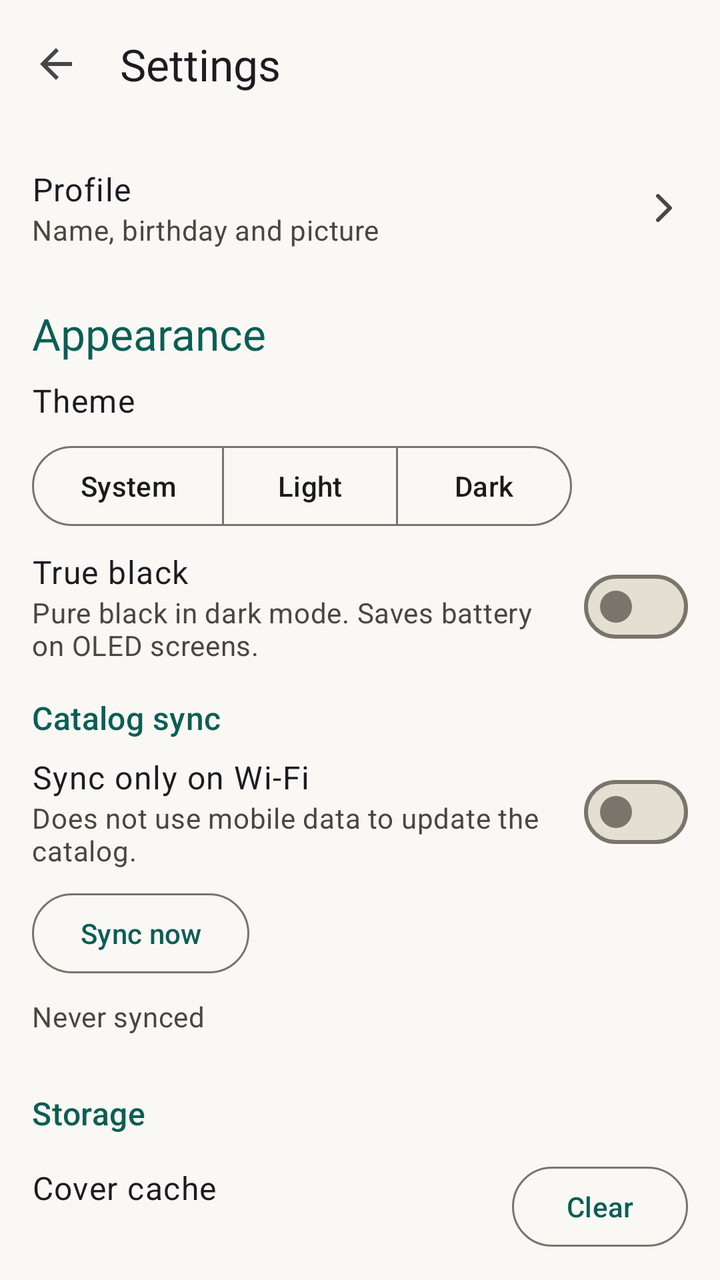
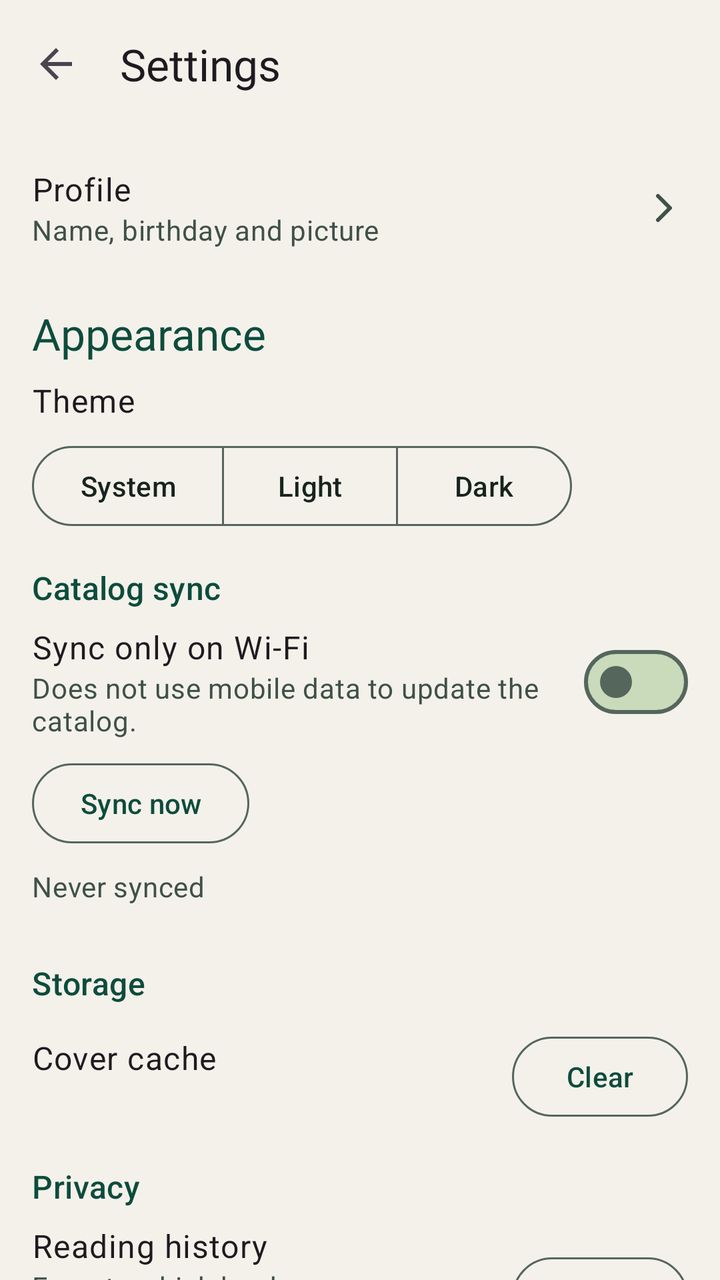

Two renders of the same Android screen: before a commit and after it. Below are the layout's source before the change and the commit's diff.
<!-- AndroidManifest.xml: application theme Theme.FreeLibrary -->
<!-- res/layout/fragment_settings.xml -->
<?xml version="1.0" encoding="utf-8"?>
<LinearLayout xmlns:android="http://schemas.android.com/apk/res/android"
    xmlns:app="http://schemas.android.com/apk/res-auto"
    android:id="@+id/settingsRoot"
    android:layout_width="match_parent"
    android:layout_height="match_parent"
    android:orientation="vertical">

    <com.google.android.material.appbar.MaterialToolbar
        android:id="@+id/settingsToolbar"
        android:layout_width="match_parent"
        android:layout_height="?attr/actionBarSize"
        app:navigationContentDescription="@string/back"
        app:navigationIcon="?attr/homeAsUpIndicator"
        app:title="@string/settings_title"
        app:titleTextAppearance="@style/TextAppearance.FreeLibrary.TitleLarge" />

    <androidx.core.widget.NestedScrollView
        android:layout_width="match_parent"
        android:layout_height="0dp"
        android:layout_weight="1"
        android:clipToPadding="false">

        <LinearLayout
            android:layout_width="match_parent"
            android:layout_height="wrap_content"
            android:orientation="vertical"
            android:paddingStart="@dimen/spacing_m"
            android:paddingEnd="@dimen/spacing_m"
            android:paddingBottom="@dimen/spacing_m">

            
            <LinearLayout
                android:id="@+id/profileRow"
                android:layout_width="match_parent"
                android:layout_height="wrap_content"
                android:layout_marginTop="@dimen/spacing_s"
                android:background="?attr/selectableItemBackground"
                android:clickable="true"
                android:focusable="true"
                android:gravity="center_vertical"
                android:minHeight="64dp"
                android:orientation="horizontal">

                <LinearLayout
                    android:layout_width="0dp"
                    android:layout_height="wrap_content"
                    android:layout_weight="1"
                    android:orientation="vertical">

                    <TextView
                        android:layout_width="match_parent"
                        android:layout_height="wrap_content"
                        android:text="@string/settings_profile"
                        android:textAppearance="?attr/textAppearanceBodyLarge" />

                    <TextView
                        android:layout_width="match_parent"
                        android:layout_height="wrap_content"
                        android:text="@string/settings_profile_summary"
                        android:textAppearance="?attr/textAppearanceBodyMedium"
                        android:textColor="?attr/colorOnSurfaceVariant" />

                </LinearLayout>

                <ImageView
                    android:layout_width="24dp"
                    android:layout_height="24dp"
                    android:layout_marginStart="@dimen/spacing_m"
                    android:importantForAccessibility="no"
                    android:src="@drawable/ic_chevron_right"
                    app:tint="?attr/colorOnSurfaceVariant" />

            </LinearLayout>

            
            <TextView
                style="@style/TextAppearance.FreeLibrary.TitleLarge"
                android:layout_width="match_parent"
                android:layout_height="wrap_content"
                android:accessibilityHeading="true"
                android:paddingTop="@dimen/spacing_m"
                android:paddingBottom="@dimen/spacing_s"
                android:text="@string/settings_appearance"
                android:textAppearance="?attr/textAppearanceTitleMedium"
                android:textColor="?attr/colorPrimary" />

            <TextView
                android:layout_width="match_parent"
                android:layout_height="wrap_content"
                android:text="@string/settings_theme"
                android:textAppearance="?attr/textAppearanceBodyLarge" />

            <com.google.android.material.button.MaterialButtonToggleGroup
                android:id="@+id/themeGroup"
                android:layout_width="wrap_content"
                android:layout_height="wrap_content"
                android:layout_marginTop="@dimen/spacing_s"
                app:selectionRequired="true"
                app:singleSelection="true">

                <com.google.android.material.button.MaterialButton
                    android:id="@+id/themeSystem"
                    style="@style/Widget.Material3.Button.OutlinedButton"
                    android:layout_width="wrap_content"
                    android:layout_height="wrap_content"
                    android:text="@string/theme_system" />

                <com.google.android.material.button.MaterialButton
                    android:id="@+id/themeLight"
                    style="@style/Widget.Material3.Button.OutlinedButton"
                    android:layout_width="wrap_content"
                    android:layout_height="wrap_content"
                    android:text="@string/theme_light" />

                <com.google.android.material.button.MaterialButton
                    android:id="@+id/themeDark"
                    style="@style/Widget.Material3.Button.OutlinedButton"
                    android:layout_width="wrap_content"
                    android:layout_height="wrap_content"
                    android:text="@string/theme_dark" />

            </com.google.android.material.button.MaterialButtonToggleGroup>

            <LinearLayout
                android:id="@+id/trueBlackRow"
                android:layout_width="match_parent"
                android:layout_height="wrap_content"
                android:layout_marginTop="@dimen/spacing_s"
                android:background="?attr/selectableItemBackground"
                android:clickable="true"
                android:focusable="false"
                android:gravity="center_vertical"
                android:importantForAccessibility="no"
                android:minHeight="56dp"
                android:orientation="horizontal">

                <LinearLayout
                    android:layout_width="0dp"
                    android:layout_height="wrap_content"
                    android:layout_weight="1"
                    android:orientation="vertical">

                    <TextView
                        android:layout_width="match_parent"
                        android:layout_height="wrap_content"
                        android:text="@string/settings_true_black"
                        android:textAppearance="?attr/textAppearanceBodyLarge" />

                    <TextView
                        android:layout_width="match_parent"
                        android:layout_height="wrap_content"
                        android:text="@string/settings_true_black_summary"
                        android:textAppearance="?attr/textAppearanceBodyMedium"
                        android:textColor="?attr/colorOnSurfaceVariant" />

                </LinearLayout>

                <com.google.android.material.materialswitch.MaterialSwitch
                    android:id="@+id/trueBlackSwitch"
                    android:layout_width="wrap_content"
                    android:layout_height="wrap_content"
                    android:layout_marginStart="@dimen/spacing_m"
                    android:contentDescription="@string/settings_true_black" />

            </LinearLayout>

            
            <TextView
                android:layout_width="match_parent"
                android:layout_height="wrap_content"
                android:accessibilityHeading="true"
                android:paddingTop="@dimen/spacing_m"
                android:paddingBottom="@dimen/spacing_s"
                android:text="@string/settings_sync"
                android:textAppearance="?attr/textAppearanceTitleMedium"
                android:textColor="?attr/colorPrimary" />

            <LinearLayout
                android:id="@+id/wifiOnlyRow"
                android:layout_width="match_parent"
                android:layout_height="wrap_content"
                android:background="?attr/selectableItemBackground"
                android:clickable="true"
                android:focusable="false"
                android:gravity="center_vertical"
                android:importantForAccessibility="no"
                android:minHeight="56dp"
                android:orientation="horizontal">

                <LinearLayout
                    android:layout_width="0dp"
                    android:layout_height="wrap_content"
                    android:layout_weight="1"
                    android:orientation="vertical">

                    <TextView
                        android:layout_width="match_parent"
                        android:layout_height="wrap_content"
                        android:text="@string/settings_wifi_only"
                        android:textAppearance="?attr/textAppearanceBodyLarge" />

                    <TextView
                        android:layout_width="match_parent"
                        android:layout_height="wrap_content"
                        android:text="@string/settings_wifi_only_summary"
                        android:textAppearance="?attr/textAppearanceBodyMedium"
                        android:textColor="?attr/colorOnSurfaceVariant" />

                </LinearLayout>

                <com.google.android.material.materialswitch.MaterialSwitch
                    android:id="@+id/wifiOnlySwitch"
                    android:layout_width="wrap_content"
                    android:layout_height="wrap_content"
                    android:layout_marginStart="@dimen/spacing_m"
                    android:contentDescription="@string/settings_wifi_only" />

            </LinearLayout>

            <com.google.android.material.button.MaterialButton
                android:id="@+id/syncNowButton"
                style="@style/Widget.Material3.Button.OutlinedButton"
                android:layout_width="wrap_content"
                android:layout_height="wrap_content"
                android:layout_marginTop="@dimen/spacing_s"
                android:text="@string/settings_sync_now" />

            <TextView
                android:id="@+id/syncStatusText"
                android:layout_width="match_parent"
                android:layout_height="wrap_content"
                android:layout_marginTop="@dimen/spacing_s"
                android:accessibilityLiveRegion="polite"
                android:text="@string/sync_never"
                android:textAppearance="?attr/textAppearanceBodyMedium"
                android:textColor="?attr/colorOnSurfaceVariant" />

            <com.google.android.material.progressindicator.LinearProgressIndicator
                android:id="@+id/syncProgress"
                android:layout_width="match_parent"
                android:layout_height="wrap_content"
                android:layout_marginTop="@dimen/spacing_s"
                android:indeterminate="true"
                android:visibility="invisible" />

            
            <TextView
                android:layout_width="match_parent"
                android:layout_height="wrap_content"
                android:accessibilityHeading="true"
                android:paddingTop="@dimen/spacing_m"
                android:paddingBottom="@dimen/spacing_s"
                android:text="@string/settings_storage"
                android:textAppearance="?attr/textAppearanceTitleMedium"
                android:textColor="?attr/colorPrimary" />

            <LinearLayout
                android:layout_width="match_parent"
                android:layout_height="wrap_content"
                android:gravity="center_vertical"
                android:minHeight="56dp"
                android:orientation="horizontal">

                <LinearLayout
                    android:layout_width="0dp"
                    android:layout_height="wrap_content"
                    android:layout_weight="1"
                    android:orientation="vertical">

                    <TextView
                        android:layout_width="match_parent"
                        android:layout_height="wrap_content"
                        android:text="@string/settings_cover_cache"
                        android:textAppearance="?attr/textAppearanceBodyLarge" />

                    <TextView
                        android:id="@+id/coverCacheSize"
                        android:layout_width="match_parent"
                        android:layout_height="wrap_content"
                        android:textAppearance="?attr/textAppearanceBodyMedium"
                        android:textColor="?attr/colorOnSurfaceVariant" />

                </LinearLayout>

                <com.google.android.material.button.MaterialButton
                    android:id="@+id/clearCacheButton"
                    style="@style/Widget.Material3.Button.OutlinedButton"
                    android:layout_width="wrap_content"
                    android:layout_height="wrap_content"
                    android:layout_marginStart="@dimen/spacing_m"
                    android:text="@string/settings_cover_cache_clear" />

            </LinearLayout>

            
            <TextView
                android:layout_width="match_parent"
                android:layout_height="wrap_content"
                android:accessibilityHeading="true"
                android:paddingTop="@dimen/spacing_m"
                android:paddingBottom="@dimen/spacing_s"
                android:text="@string/settings_privacy"
                android:textAppearance="?attr/textAppearanceTitleMedium"
                android:textColor="?attr/colorPrimary" />

            <LinearLayout
                android:layout_width="match_parent"
                android:layout_height="wrap_content"
                android:gravity="center_vertical"
                android:minHeight="56dp"
                android:orientation="horizontal">

                <LinearLayout
                    android:layout_width="0dp"
                    android:layout_height="wrap_content"
                    android:layout_weight="1"
                    android:orientation="vertical">

                    <TextView
                        android:layout_width="match_parent"
                        android:layout_height="wrap_content"
                        android:text="@string/settings_history"
                        android:textAppearance="?attr/textAppearanceBodyLarge" />

                    <TextView
                        android:layout_width="match_parent"
                        android:layout_height="wrap_content"
                        android:text="@string/settings_history_summary"
                        android:textAppearance="?attr/textAppearanceBodyMedium"
                        android:textColor="?attr/colorOnSurfaceVariant" />

                </LinearLayout>

                <com.google.android.material.button.MaterialButton
                    android:id="@+id/clearHistoryButton"
                    style="@style/Widget.Material3.Button.OutlinedButton"
                    android:layout_width="wrap_content"
                    android:layout_height="wrap_content"
                    android:layout_marginStart="@dimen/spacing_m"
                    android:text="@string/settings_history_clear" />

            </LinearLayout>

            
            <TextView
                android:layout_width="match_parent"
                android:layout_height="wrap_content"
                android:accessibilityHeading="true"
                android:paddingTop="@dimen/spacing_m"
                android:paddingBottom="@dimen/spacing_s"
                android:text="@string/settings_backup"
                android:textAppearance="?attr/textAppearanceTitleMedium"
                android:textColor="?attr/colorPrimary" />

            <TextView
                android:layout_width="match_parent"
                android:layout_height="wrap_content"
                android:text="@string/settings_backup_summary"
                android:textAppearance="?attr/textAppearanceBodyMedium"
                android:textColor="?attr/colorOnSurfaceVariant" />

            <LinearLayout
                android:layout_width="match_parent"
                android:layout_height="wrap_content"
                android:layout_marginTop="@dimen/spacing_s"
                android:orientation="horizontal">

                <com.google.android.material.button.MaterialButton
                    android:id="@+id/backupExportButton"
                    style="@style/Widget.Material3.Button.OutlinedButton"
                    android:layout_width="wrap_content"
                    android:layout_height="wrap_content"
                    android:text="@string/settings_backup_export" />

                <com.google.android.material.button.MaterialButton
                    android:id="@+id/backupImportButton"
                    style="@style/Widget.Material3.Button.OutlinedButton"
                    android:layout_width="wrap_content"
                    android:layout_height="wrap_content"
                    android:layout_marginStart="@dimen/spacing_s"
                    android:text="@string/settings_backup_import" />

            </LinearLayout>

            <com.google.android.material.progressindicator.LinearProgressIndicator
                android:id="@+id/backupProgress"
                android:layout_width="match_parent"
                android:layout_height="wrap_content"
                android:layout_marginTop="@dimen/spacing_s"
                android:indeterminate="true"
                android:visibility="invisible" />

            
            <TextView
                android:layout_width="match_parent"
                android:layout_height="wrap_content"
                android:accessibilityHeading="true"
                android:paddingTop="@dimen/spacing_m"
                android:paddingBottom="@dimen/spacing_s"
                android:text="@string/settings_about"
                android:textAppearance="?attr/textAppearanceTitleMedium"
                android:textColor="?attr/colorPrimary" />

            <TextView
                android:id="@+id/aboutVersion"
                android:layout_width="match_parent"
                android:layout_height="wrap_content"
                android:textAppearance="?attr/textAppearanceBodyLarge" />

            <TextView
                android:layout_width="match_parent"
                android:layout_height="wrap_content"
                android:layout_marginTop="@dimen/spacing_s"
                android:text="@string/about_licence"
                android:textAppearance="?attr/textAppearanceBodyMedium"
                android:textColor="?attr/colorOnSurfaceVariant" />

            <TextView
                android:layout_width="match_parent"
                android:layout_height="wrap_content"
                android:layout_marginTop="@dimen/spacing_s"
                android:text="@string/about_catalog"
                android:textAppearance="?attr/textAppearanceBodyMedium"
                android:textColor="?attr/colorOnSurfaceVariant" />

            <TextView
                android:id="@+id/aboutSource"
                android:layout_width="match_parent"
                android:layout_height="wrap_content"
                android:background="?attr/selectableItemBackground"
                android:clickable="true"
                android:focusable="true"
                android:gravity="center_vertical"
                android:minHeight="48dp"
                android:text="@string/about_source"
                android:textAppearance="?attr/textAppearanceBodyLarge"
                android:textColor="?attr/colorPrimary" />

            <TextView
                android:id="@+id/aboutNotices"
                android:layout_width="match_parent"
                android:layout_height="wrap_content"
                android:background="?attr/selectableItemBackground"
                android:clickable="true"
                android:focusable="true"
                android:gravity="center_vertical"
                android:minHeight="48dp"
                android:text="@string/about_notices"
                android:textAppearance="?attr/textAppearanceBodyLarge"
                android:textColor="?attr/colorPrimary" />

        </LinearLayout>

    </androidx.core.widget.NestedScrollView>

</LinearLayout>
<!-- resources referenced by this layout -->
<resources>
  <string name="settings_true_black">True black</string>
  <string name="settings_true_black_summary">Pure black in dark mode. Saves battery on OLED screens.</string>
  <style name="Theme.FreeLibrary" parent="Theme.Material3.DayNight.NoActionBar">
          <item name="colorPrimary">@color/md_primary</item>
          <item name="colorOnPrimary">@color/md_on_primary</item>
          <item name="colorPrimaryContainer">@color/md_primary_container</item>
          <item name="colorOnPrimaryContainer">@color/md_on_primary_container</item>
          <item name="colorPrimaryInverse">@color/md_primary_inverse</item>
  
          <item name="colorSecondary">@color/md_secondary</item>
          <item name="colorOnSecondary">@color/md_on_secondary</item>
          <item name="colorSecondaryContainer">@color/md_secondary_container</item>
          <item name="colorOnSecondaryContainer">@color/md_on_secondary_container</item>
  
          <item name="android:colorBackground">@color/md_background</item>
          <item name="colorOnBackground">@color/md_on_background</item>
          <item name="colorSurface">@color/md_surface</item>
          <item name="colorOnSurface">@color/md_on_surface</item>
          <item name="colorSurfaceVariant">@color/md_surface_variant</item>
          <item name="colorOnSurfaceVariant">@color/md_on_surface_variant</item>
          <item name="colorSurfaceInverse">@color/md_surface_inverse</item>
          <item name="colorOnSurfaceInverse">@color/md_on_surface_inverse</item>
  
          <item name="colorSurfaceContainerLowest">@color/md_surface_container_lowest</item>
          <item name="colorSurfaceContainerLow">@color/md_surface_container_low</item>
          <item name="colorSurfaceContainer">@color/md_surface_container</item>
          <item name="colorSurfaceContainerHigh">@color/md_surface_container_high</item>
          <item name="colorSurfaceContainerHighest">@color/md_surface_container_highest</item>
  
          <item name="colorError">@color/md_error</item>
          <item name="colorOnError">@color/md_on_error</item>
          <item name="colorErrorContainer">@color/md_error_container</item>
          <item name="colorOnErrorContainer">@color/md_on_error_container</item>
          <item name="colorOutline">@color/md_outline</item>
          <item name="colorOutlineVariant">@color/md_outline_variant</item>
  
          <item name="textAppearanceHeadlineLarge">@style/TextAppearance.FreeLibrary.HeadlineLarge</item>
          <item name="textAppearanceHeadlineMedium">@style/TextAppearance.FreeLibrary.HeadlineMedium</item>
          <item name="textAppearanceHeadlineSmall">@style/TextAppearance.FreeLibrary.HeadlineSmall</item>
          <item name="textAppearanceTitleLarge">@style/TextAppearance.FreeLibrary.TitleLarge</item>
      </style>
  <color name="md_primary">#0B5E55</color>
  <color name="md_on_primary">#FFFFFF</color>
  <color name="md_primary_container">#BFEDE5</color>
  <color name="md_on_primary_container">#00201C</color>
  <color name="md_primary_inverse">#7ED3C7</color>
  <color name="md_secondary">#8A5A00</color>
  <color name="md_on_secondary">#FFFFFF</color>
  <color name="md_secondary_container">#FFE2B0</color>
  <color name="md_on_secondary_container">#2B1A00</color>
  <color name="md_background">#FAF8F4</color>
  <color name="md_on_background">#1C1B18</color>
  <color name="md_surface">#FAF8F4</color>
  <color name="md_on_surface">#1C1B18</color>
  <color name="md_surface_variant">#E8E2D6</color>
  <color name="md_on_surface_variant">#4A4640</color>
  <color name="md_surface_inverse">#31302C</color>
  <color name="md_on_surface_inverse">#F3F0EA</color>
  <color name="md_surface_container_lowest">#FFFFFF</color>
  <color name="md_surface_container_low">#F5F2EB</color>
  <color name="md_surface_container">#F0ECE3</color>
  <color name="md_surface_container_high">#EAE5DA</color>
  <color name="md_surface_container_highest">#E4DFD3</color>
  <color name="md_outline">#7A746B</color>
  <color name="md_outline_variant">#CDC6B9</color>
  <!-- unchanged entries left out for length: 41 -->
</resources>

<!-- the commit's change to res/layout/fragment_settings.xml (unified diff, before → after) -->
@@ -122,49 +122,6 @@
 
             </com.google.android.material.button.MaterialButtonToggleGroup>
 
-            <LinearLayout
-                android:id="@+id/trueBlackRow"
-                android:layout_width="match_parent"
-                android:layout_height="wrap_content"
-                android:layout_marginTop="@dimen/spacing_s"
-                android:background="?attr/selectableItemBackground"
-                android:clickable="true"
-                android:focusable="false"
-                android:gravity="center_vertical"
-                android:importantForAccessibility="no"
-                android:minHeight="56dp"
-                android:orientation="horizontal">
-
-                <LinearLayout
-                    android:layout_width="0dp"
-                    android:layout_height="wrap_content"
-                    android:layout_weight="1"
-                    android:orientation="vertical">
-
-                    <TextView
-                        android:layout_width="match_parent"
-                        android:layout_height="wrap_content"
-                        android:text="@string/settings_true_black"
-                        android:textAppearance="?attr/textAppearanceBodyLarge" />
-
-                    <TextView
-                        android:layout_width="match_parent"
-                        android:layout_height="wrap_content"
-                        android:text="@string/settings_true_black_summary"
-                        android:textAppearance="?attr/textAppearanceBodyMedium"
-                        android:textColor="?attr/colorOnSurfaceVariant" />
-
-                </LinearLayout>
-
-                <com.google.android.material.materialswitch.MaterialSwitch
-                    android:id="@+id/trueBlackSwitch"
-                    android:layout_width="wrap_content"
-                    android:layout_height="wrap_content"
-                    android:layout_marginStart="@dimen/spacing_m"
-                    android:contentDescription="@string/settings_true_black" />
-
-            </LinearLayout>
-
             
             <TextView
                 android:layout_width="match_parent"
<!-- resource entries referenced after the edit -->
@@ -1,7 +1,5 @@
 <!-- resources referenced by this layout -->
 <resources>
-  <string name="settings_true_black">True black</string>
-  <string name="settings_true_black_summary">Pure black in dark mode. Saves battery on OLED screens.</string>
   <style name="Theme.FreeLibrary" parent="Theme.Material3.DayNight.NoActionBar">
           <item name="colorPrimary">@color/md_primary</item>
           <item name="colorOnPrimary">@color/md_on_primary</item>
@@ -36,35 +34,45 @@
           <item name="colorOutline">@color/md_outline</item>
           <item name="colorOutlineVariant">@color/md_outline_variant</item>
   
+          <item name="android:statusBarColor">@color/md_background</item>
+          <item name="android:navigationBarColor">@color/md_background</item>
+          <item name="android:windowLightStatusBar">@bool/light_system_bars</item>
+          <item name="android:windowLightNavigationBar" tools:targetApi="o_mr1">@bool/light_system_bars</item>
+  
+          <item name="toolbarStyle">@style/Widget.FreeLibrary.Toolbar</item>
+  
           <item name="textAppearanceHeadlineLarge">@style/TextAppearance.FreeLibrary.HeadlineLarge</item>
           <item name="textAppearanceHeadlineMedium">@style/TextAppearance.FreeLibrary.HeadlineMedium</item>
           <item name="textAppearanceHeadlineSmall">@style/TextAppearance.FreeLibrary.HeadlineSmall</item>
           <item name="textAppearanceTitleLarge">@style/TextAppearance.FreeLibrary.TitleLarge</item>
       </style>
-  <color name="md_primary">#0B5E55</color>
-  <color name="md_on_primary">#FFFFFF</color>
-  <color name="md_primary_container">#BFEDE5</color>
-  <color name="md_on_primary_container">#00201C</color>
-  <color name="md_primary_inverse">#7ED3C7</color>
-  <color name="md_secondary">#8A5A00</color>
-  <color name="md_on_secondary">#FFFFFF</color>
-  <color name="md_secondary_container">#FFE2B0</color>
-  <color name="md_on_secondary_container">#2B1A00</color>
-  <color name="md_background">#FAF8F4</color>
-  <color name="md_on_background">#1C1B18</color>
-  <color name="md_surface">#FAF8F4</color>
-  <color name="md_on_surface">#1C1B18</color>
-  <color name="md_surface_variant">#E8E2D6</color>
-  <color name="md_on_surface_variant">#4A4640</color>
-  <color name="md_surface_inverse">#31302C</color>
-  <color name="md_on_surface_inverse">#F3F0EA</color>
-  <color name="md_surface_container_lowest">#FFFFFF</color>
-  <color name="md_surface_container_low">#F5F2EB</color>
-  <color name="md_surface_container">#F0ECE3</color>
-  <color name="md_surface_container_high">#EAE5DA</color>
-  <color name="md_surface_container_highest">#E4DFD3</color>
-  <color name="md_outline">#7A746B</color>
-  <color name="md_outline_variant">#CDC6B9</color>
+  <color name="md_primary">#0D4C3C</color>
+  <color name="md_on_primary">#F4F1EB</color>
+  <color name="md_primary_container">#BFD7A6</color>
+  <color name="md_on_primary_container">#0A3A2E</color>
+  <color name="md_primary_inverse">#A9CC8A</color>
+  <color name="md_secondary">#2D5A4A</color>
+  <color name="md_on_secondary">#F4F1EB</color>
+  <color name="md_secondary_container">#7AA05A</color>
+  <color name="md_on_secondary_container">#17231E</color>
+  <color name="md_background">#F4F1EB</color>
+  <color name="md_on_background">#17231E</color>
+  <color name="md_surface">#F4F1EB</color>
+  <color name="md_on_surface">#17231E</color>
+  <color name="md_surface_variant">#D8E3CB</color>
+  <color name="md_on_surface_variant">#3F5148</color>
+  <color name="md_surface_inverse">#17231E</color>
+  <color name="md_on_surface_inverse">#F4F1EB</color>
+  <color name="md_surface_container_lowest">#F8F8F0</color>
+  <color name="md_surface_container_low">#E9EEDF</color>
+  <color name="md_surface_container">#DFE8D3</color>
+  <color name="md_surface_container_high">#D5E2C7</color>
+  <color name="md_surface_container_highest">#CADBBB</color>
+  <color name="md_outline">#55665D</color>
+  <color name="md_outline_variant">#B5C4A5</color>
+  <style name="Widget.FreeLibrary.Toolbar" parent="Widget.Material3.Toolbar">
+          <item name="android:background">@android:color/transparent</item>
+      </style>
   <!-- unchanged entries left out for length: 41 -->
 </resources>
 
